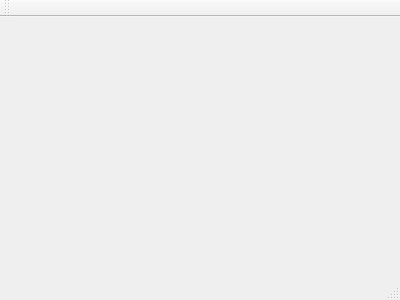
This is MainWindow.ui in Folcogh/SC2Metro as Qt 5 draws it before an edit. The edited form follows.
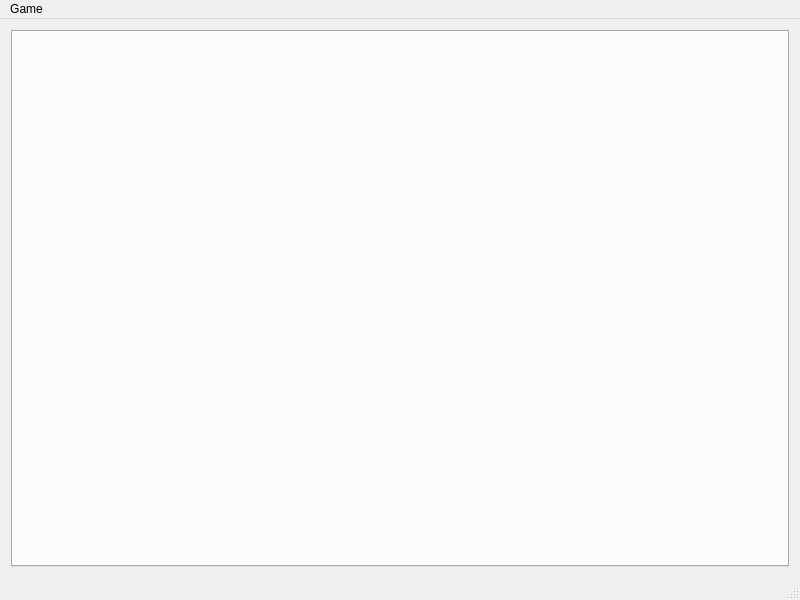
This is the edited form.

Commit message: - add units and buildings pictures - modified a lot the game ui

Patch:
```diff
--- a/MainWindow.ui
+++ b/MainWindow.ui
@@ -1,24 +1,66 @@
 <ui version="4.0">
  <class>MainWindow</class>
- <widget class="QMainWindow" name="MainWindow" >
-  <property name="geometry" >
+ <widget class="QMainWindow" name="MainWindow">
+  <property name="geometry">
    <rect>
     <x>0</x>
     <y>0</y>
-    <width>400</width>
-    <height>300</height>
+    <width>800</width>
+    <height>600</height>
    </rect>
   </property>
-  <property name="windowTitle" >
+  <property name="minimumSize">
+   <size>
+    <width>800</width>
+    <height>600</height>
+   </size>
+  </property>
+  <property name="windowTitle">
    <string>MainWindow</string>
   </property>
-  <widget class="QMenuBar" name="menuBar" />
-  <widget class="QToolBar" name="mainToolBar" />
-  <widget class="QWidget" name="centralWidget" />
-  <widget class="QStatusBar" name="statusBar" />
+  <widget class="QWidget" name="centralWidget">
+   <layout class="QHBoxLayout" name="horizontalLayout">
+    <item>
+     <widget class="QTabWidget" name="mainWidget">
+      <property name="currentIndex">
+       <number>-1</number>
+      </property>
+     </widget>
+    </item>
+   </layout>
+  </widget>
+  <widget class="QMenuBar" name="menuBar">
+   <property name="geometry">
+    <rect>
+     <x>0</x>
+     <y>0</y>
+     <width>800</width>
+     <height>21</height>
+    </rect>
+   </property>
+   <widget class="QMenu" name="menuGame">
+    <property name="title">
+     <string>Game</string>
+    </property>
+    <addaction name="actionNewGame"/>
+    <addaction name="separator"/>
+    <addaction name="actionQuitFMetro"/>
+   </widget>
+   <addaction name="menuGame"/>
+  </widget>
+  <widget class="QStatusBar" name="statusBar"/>
+  <action name="actionNewGame">
+   <property name="text">
+    <string>New ...</string>
+   </property>
+  </action>
+  <action name="actionQuitFMetro">
+   <property name="text">
+    <string>Quit FMetro</string>
+   </property>
+  </action>
  </widget>
- <layoutDefault spacing="6" margin="11" />
- <pixmapfunction></pixmapfunction>
+ <layoutdefault spacing="6" margin="11"/>
  <resources/>
  <connections/>
 </ui>
```
Left out of the diff: 1 changed line with no effect on the pictures. The commit also changes 134 other files.
